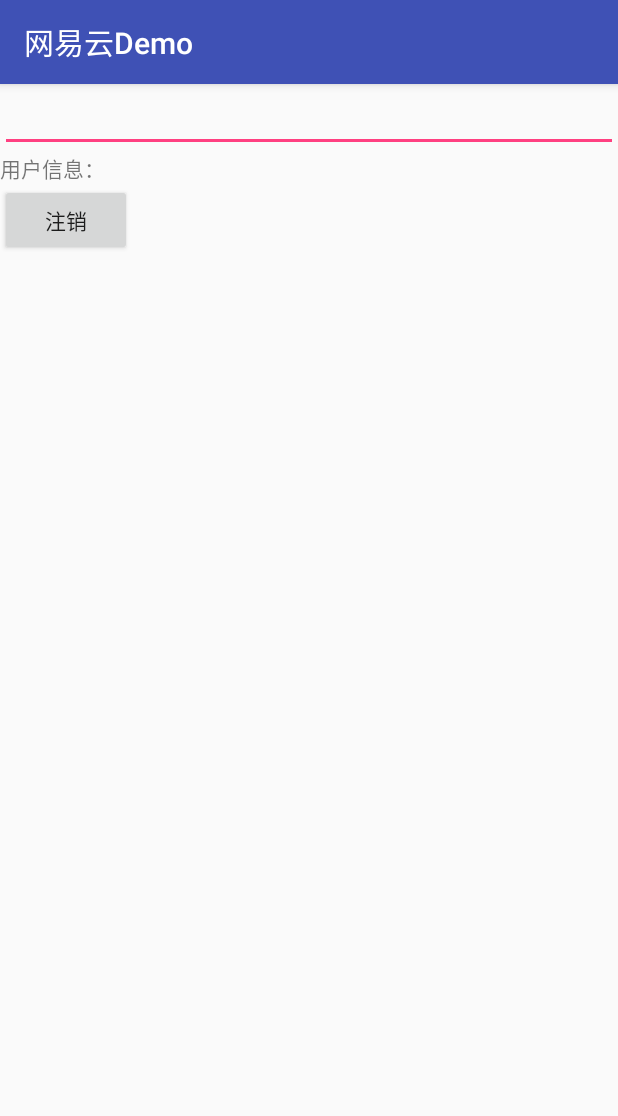
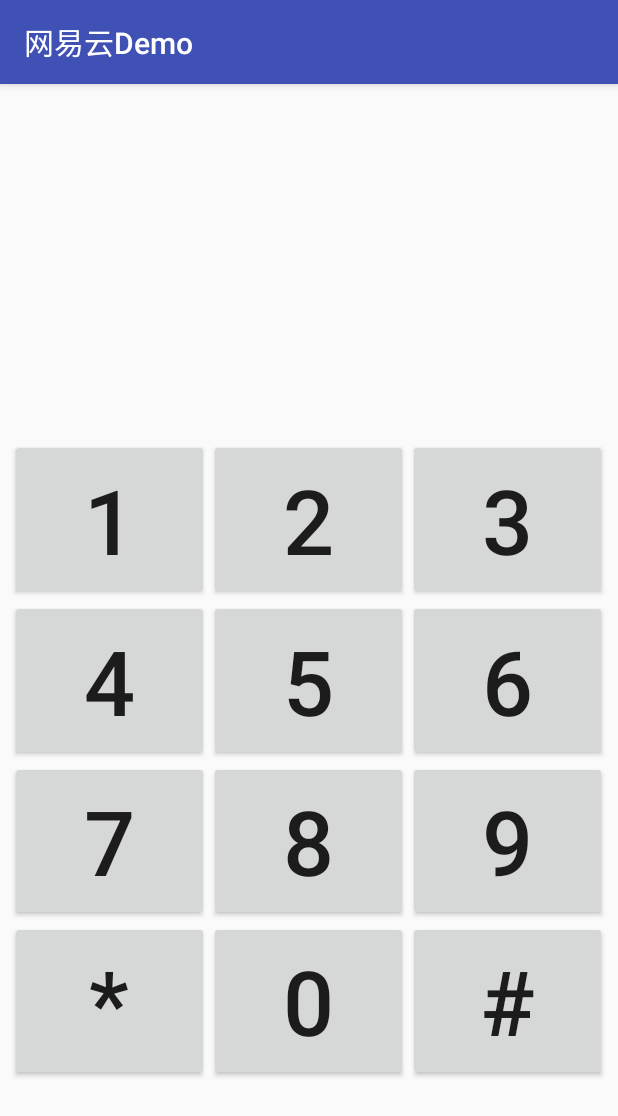
Before and after one commit to yanzhilong/Crintercom, an Android app: the MainActivity screen opened directly, with no data from a screen before it, on a phone screen of 412 x 824 dp. Shown: the top 1116 px of the screen. Run offline under Robolectric (Android 15) with nearby library versions, the phone set to English and light mode, and no system bars.

Commit message:
排号盘完成

```diff
--- a/app/src/main/AndroidManifest.xml
+++ b/app/src/main/AndroidManifest.xml
@@ -40,6 +40,10 @@
 
     <!-- 接受SDK消息广播权限， 第三方APP接入时，请将com.netease.nim.demo替换为自己的包名 -->
     <uses-permission android:name="com.xmcrtech.intercom.permission.RECEIVE_MSG" />
+
+    <!-- 配置通话权限 -->
+    <uses-permission
+        android:name="android.permission.CALL_PHONE" />
     //**************************************************************************************
     <application
         android:name=".MyApplication"
--- /dev/null
+++ b/app/src/main/java/com/xmcrtech/intercom/DialerFragment.java
@@ -0,0 +1,321 @@
+package com.xmcrtech.intercom;
+
+import android.*;
+import android.Manifest;
+import android.content.Context;
+import android.content.pm.PackageManager;
+import android.net.Uri;
+import android.os.Bundle;
+import android.support.annotation.NonNull;
+import android.support.v4.app.ActivityCompat;
+import android.support.v4.app.Fragment;
+import android.support.v4.content.ContextCompat;
+import android.text.Editable;
+import android.text.TextWatcher;
+import android.view.LayoutInflater;
+import android.view.View;
+import android.view.ViewGroup;
+import android.widget.Button;
+import android.widget.EditText;
+import android.widget.TextView;
+import android.widget.Toast;
+
+import com.netease.nimlib.sdk.avchat.constant.AVChatType;
+import com.xmcrtech.intercom.avchat.activity.AVChatActivity;
+
+/**
+ * A simple {@link Fragment} subclass.
+ * Activities that contain this fragment must implement the
+ * {@link DialerFragment.OnFragmentInteractionListener} interface
+ * to handle interaction events.
+ * Use the {@link DialerFragment#newInstance} factory method to
+ * create an instance of this fragment.
+ */
+public class DialerFragment extends Fragment {
+    // TODO: Rename parameter arguments, choose names that match
+    // the fragment initialization parameters, e.g. ARG_ITEM_NUMBER
+    private static final String ARG_PARAM1 = "param1";
+    private static final String ARG_PARAM2 = "param2";
+
+    private static final int MY_PERMISSIONS_REQUEST = 1;
+
+    EditText inputedit;
+    //TextView tv_number;
+
+    Button b_1, b_2, b_3, b_4, b_5, b_6, b_7, b_8, b_9, b_0, b_clear, b_call;
+
+    String number = "";
+    // TODO: Rename and change types of parameters
+    private String mParam1;
+    private String mParam2;
+
+    private OnFragmentInteractionListener mListener;
+
+    public static DialerFragment newInstance() {
+        return new DialerFragment();
+    }
+
+    public DialerFragment() {
+        // Required empty public constructor
+    }
+
+    /**
+     * Use this factory method to create a new instance of
+     * this fragment using the provided parameters.
+     *
+     * @param param1 Parameter 1.
+     * @param param2 Parameter 2.
+     * @return A new instance of fragment DialerFragment.
+     */
+    // TODO: Rename and change types and number of parameters
+    public static DialerFragment newInstance(String param1, String param2) {
+        DialerFragment fragment = new DialerFragment();
+        Bundle args = new Bundle();
+        args.putString(ARG_PARAM1, param1);
+        args.putString(ARG_PARAM2, param2);
+        fragment.setArguments(args);
+        return fragment;
+    }
+
+    @Override
+    public void onCreate(Bundle savedInstanceState) {
+        super.onCreate(savedInstanceState);
+        if (getArguments() != null) {
+            mParam1 = getArguments().getString(ARG_PARAM1);
+            mParam2 = getArguments().getString(ARG_PARAM2);
+        }
+        if(ContextCompat.checkSelfPermission(DialerFragment.this.getContext(), Manifest.permission.CALL_PHONE) != PackageManager.PERMISSION_GRANTED){
+            if(ActivityCompat.shouldShowRequestPermissionRationale(DialerFragment.this.getActivity(),Manifest.permission.CALL_PHONE)){
+                ActivityCompat.requestPermissions(this.getActivity(), new String[]{Manifest.permission.CALL_PHONE},MY_PERMISSIONS_REQUEST);
+            }else{
+                ActivityCompat.requestPermissions(this.getActivity(), new String[]{Manifest.permission.CALL_PHONE},MY_PERMISSIONS_REQUEST);
+            }
+        }
+
+
+    }
+
+    /**
+     * 呼出
+     */
+    public void outgoing(String number){
+        //默认视频通话
+        AVChatActivity.outgoing(DialerFragment.this.getContext(),"techxmcr", AVChatType.VIDEO);
+    }
+
+    @Override
+    public void onRequestPermissionsResult(int requestCode, String[] permissions,  int[] grantResults) {
+        switch (requestCode){
+            case MY_PERMISSIONS_REQUEST:{
+                if(grantResults.length > 0 && grantResults[0] == PackageManager.PERMISSION_GRANTED){
+                    if(ContextCompat.checkSelfPermission(this.getContext(),Manifest.permission.CALL_PHONE) == PackageManager.PERMISSION_GRANTED ){
+                        Toast.makeText(DialerFragment.this.getContext(),"权限允许",Toast.LENGTH_LONG).show();
+                    }
+                }else{
+                    Toast.makeText(DialerFragment.this.getContext(),"权限拒绝",Toast.LENGTH_LONG).show();
+                    DialerFragment.this.getActivity().finish();
+                }
+            }
+        }
+    }
+
+    @Override
+    public View onCreateView(LayoutInflater inflater, ViewGroup container,
+                             Bundle savedInstanceState) {
+        // Inflate the layout for this fragment
+        View view =  inflater.inflate(R.layout.fragment_dialer, container, false);
+        inputedit = (EditText) view.findViewById(R.id.inputedit);
+        //tv_number = (TextView) view.findViewById(R.id.tv_number);
+        b_1 = (Button) view.findViewById(R.id.b_1);
+        b_2 = (Button) view.findViewById(R.id.b_2);
+        b_3 = (Button) view.findViewById(R.id.b_3);
+        b_4 = (Button) view.findViewById(R.id.b_4);
+        b_5 = (Button) view.findViewById(R.id.b_5);
+        b_6 = (Button) view.findViewById(R.id.b_6);
+        b_7 = (Button) view.findViewById(R.id.b_7);
+        b_8 = (Button) view.findViewById(R.id.b_8);
+        b_9 = (Button) view.findViewById(R.id.b_9);
+        b_0 = (Button) view.findViewById(R.id.b_0);
+        b_clear = (Button) view.findViewById(R.id.b_clear);
+        b_call = (Button) view.findViewById(R.id.b_call);
+
+        b_1.setOnClickListener(new View.OnClickListener() {
+            @Override
+            public void onClick(View view) {
+                number = number + "1";
+                //tv_number.setText(number);
+                inputedit.setText(number);
+            }
+        });
+        b_2.setOnClickListener(new View.OnClickListener() {
+            @Override
+            public void onClick(View view) {
+                number = number + "2";
+                //tv_number.setText(number);
+                inputedit.setText(number);
+            }
+        });
+        b_3.setOnClickListener(new View.OnClickListener() {
+            @Override
+            public void onClick(View view) {
+                number = number + "3";
+                //tv_number.setText(number);
+                inputedit.setText(number);
+            }
+        });
+        b_4.setOnClickListener(new View.OnClickListener() {
+            @Override
+            public void onClick(View view) {
+                number = number + "4";
+                //tv_number.setText(number);
+                inputedit.setText(number);
+            }
+        });
+        b_5.setOnClickListener(new View.OnClickListener() {
+            @Override
+            public void onClick(View view) {
+                number = number + "5";
+                //tv_number.setText(number);
+                inputedit.setText(number);
+            }
+        });
+        b_6.setOnClickListener(new View.OnClickListener() {
+            @Override
+            public void onClick(View view) {
+                number = number + "6";
+                //tv_number.setText(number);
+                inputedit.setText(number);
+            }
+        });
+        b_7.setOnClickListener(new View.OnClickListener() {
+            @Override
+            public void onClick(View view) {
+                number = number + "7";
+                //tv_number.setText(number);
+                inputedit.setText(number);
+            }
+        });
+        b_8.setOnClickListener(new View.OnClickListener() {
+            @Override
+            public void onClick(View view) {
+                number = number + "8";
+                //tv_number.setText(number);
+                inputedit.setText(number);
+            }
+        });
+        b_9.setOnClickListener(new View.OnClickListener() {
+            @Override
+            public void onClick(View view) {
+                number = number + "9";
+                //tv_number.setText(number);
+                inputedit.setText(number);
+            }
+        });
+        b_0.setOnClickListener(new View.OnClickListener() {
+            @Override
+            public void onClick(View view) {
+                number = number + "0";
+                //tv_number.setText(number);
+                inputedit.setText(number);
+            }
+        });
+        b_clear.setOnClickListener(new View.OnClickListener() {
+            @Override
+            public void onClick(View view) {
+                number = "";
+                //tv_number.setText(number);
+                inputedit.setText(number);
+            }
+        });
+        b_call.setOnClickListener(new View.OnClickListener() {
+            @Override
+            public void onClick(View view) {
+                String tNumber = number;
+                number = "";
+                //tv_number.setText(number);
+                inputedit.setText(number);
+                outgoing(tNumber);
+            }
+        });
+
+        inputedit.addTextChangedListener(new TextWatcher(){
+
+            @Override
+            public void beforeTextChanged(CharSequence charSequence, int i, int i1, int i2) {
+
+
+                //text  输入框中改变前的字符串信息
+                //start 输入框中改变前的字符串的起始位置
+                //count 输入框中改变前后的字符串改变数量一般为0
+                //after 输入框中改变后的字符串与起始位置的偏移量
+            }
+
+            @Override
+            public void onTextChanged(CharSequence charSequence, int i, int i1, int i2) {
+                //text  输入框中改变后的字符串信息
+                //start 输入框中改变后的字符串的起始位置
+                //before 输入框中改变前的字符串的位置 默认为0
+                //count 输入框中改变后的一共输入字符串的数量
+                //判断最后一位
+                if(charSequence.length() > 0){
+                    String c = charSequence.toString().substring(charSequence.toString().length() - 1).substring(0,1);
+                    //Toast.makeText(DialerFragment.this.getContext(),c,Toast.LENGTH_SHORT).show();
+                    if(c.equals("*")){
+                        inputedit.setText("");
+                    }
+                    if(c.equals("#")){
+//                        inputedit.setEnabled(false);
+                        outgoing(inputedit.getText().toString());
+                        inputedit.setText("");
+                    }
+                }
+            }
+
+            @Override
+            public void afterTextChanged(Editable editable) {
+
+                //edit  输入结束呈现在输入框中的信息
+            }
+        });
+        return view;
+    }
+
+    // TODO: Rename method, update argument and hook method into UI event
+    public void onButtonPressed(Uri uri) {
+        if (mListener != null) {
+            mListener.onFragmentInteraction(uri);
+        }
+    }
+
+    @Override
+    public void onAttach(Context context) {
+        super.onAttach(context);
+//        if (context instanceof OnFragmentInteractionListener) {
+//            mListener = (OnFragmentInteractionListener) context;
+//        } else {
+//            throw new RuntimeException(context.toString()
+//                    + " must implement OnFragmentInteractionListener");
+//        }
+    }
+
+    @Override
+    public void onDetach() {
+        super.onDetach();
+        mListener = null;
+    }
+
+    /**
+     * This interface must be implemented by activities that contain this
+     * fragment to allow an interaction in this fragment to be communicated
+     * to the activity and potentially other fragments contained in that
+     * activity.
+     * <p>
+     * See the Android Training lesson <a href=
+     * "http://developer.android.com/training/basics/fragments/communicating.html"
+     * >Communicating with Other Fragments</a> for more information.
+     */
+    public interface OnFragmentInteractionListener {
+        // TODO: Update argument type and name
+        void onFragmentInteraction(Uri uri);
+    }
+}
--- a/app/src/main/java/com/xmcrtech/intercom/MainActivity.java
+++ b/app/src/main/java/com/xmcrtech/intercom/MainActivity.java
@@ -77,9 +77,11 @@ public class MainActivity extends AppCompatActivity{
 
 
 
-        MainFragment fragment = (MainFragment) getSupportFragmentManager().findFragmentById(R.id.contentFrame);
+//        MainFragment fragment = (MainFragment) getSupportFragmentManager().findFragmentById(R.id.contentFrame);
+        DialerFragment fragment = (DialerFragment) getSupportFragmentManager().findFragmentById(R.id.contentFrame);
+
         if (fragment == null) {
-            fragment = MainFragment.newInstance();
+            fragment = DialerFragment.newInstance();
             ActivityUtils.addFragmentToActivity(getSupportFragmentManager(), fragment, R.id.contentFrame);
         }
     }
--- a/app/src/main/java/com/xmcrtech/intercom/MainFragment.java
+++ b/app/src/main/java/com/xmcrtech/intercom/MainFragment.java
@@ -87,8 +87,9 @@ public class MainFragment extends Fragment implements View.OnClickListener {
                         inputedit.setText("");
                     }
                     if(c.equals("#")){
-                        inputedit.setEnabled(false);
-                        outgoing();
+//                        inputedit.setEnabled(false);
+                        outgoing(inputedit.getText().toString());
+                        inputedit.setText("");
                     }
                 }
             }
@@ -185,7 +186,7 @@ public class MainFragment extends Fragment implements View.OnClickListener {
     /**
      * 呼出
      */
-    private void outgoing(){
+    public void outgoing(String number){
         //默认视频通话
         AVChatActivity.outgoing(MainFragment.this.getContext(),"techxmcr", AVChatType.VIDEO);
     }
--- /dev/null
+++ b/app/src/main/res/layout/dialer.xml
@@ -0,0 +1,137 @@
+<LinearLayout xmlns:android="http://schemas.android.com/apk/res/android"
+    xmlns:tools="http://schemas.android.com/tools"
+    android:layout_width="match_parent"
+    android:layout_height="match_parent"
+    android:orientation="vertical"
+    tools:context="com.xmcrtech.intercom.DialerFragment">
+
+    <LinearLayout
+        android:layout_width="match_parent"
+        android:layout_height="match_parent"
+        android:orientation="horizontal"
+        android:weightSum="3"
+        android:layout_weight="1">
+
+        <Button
+            android:layout_width="match_parent"
+            android:layout_weight="1"
+            android:id="@+id/b_1"
+            android:text="1"
+            android:textSize="@dimen/number_size"
+            android:layout_height="match_parent" />
+
+        <Button
+            android:layout_width="match_parent"
+            android:layout_weight="1"
+            android:id="@+id/b_2"
+            android:text="2"
+            android:textSize="@dimen/number_size"
+            android:layout_height="match_parent" />
+
+        <Button
+            android:layout_width="match_parent"
+            android:layout_weight="1"
+            android:id="@+id/b_3"
+            android:text="3"
+            android:textSize="@dimen/number_size"
+            android:layout_height="match_parent" />
+    </LinearLayout>
+
+    <LinearLayout
+        android:layout_width="match_parent"
+        android:layout_height="match_parent"
+        android:orientation="horizontal"
+        android:weightSum="3"
+        android:textSize="@dimen/number_size"
+        android:layout_weight="1">
+
+        <Button
+            android:layout_width="match_parent"
+            android:layout_weight="1"
+            android:id="@+id/b_4"
+            android:text="4"
+            android:textSize="@dimen/number_size"
+            android:layout_height="match_parent" />
+
+        <Button
+            android:layout_width="match_parent"
+            android:layout_weight="1"
+            android:id="@+id/b_5"
+            android:text="5"
+            android:textSize="@dimen/number_size"
+            android:layout_height="match_parent" />
+
+        <Button
+            android:layout_width="match_parent"
+            android:layout_weight="1"
+            android:id="@+id/b_6"
+            android:text="6"
+            android:textSize="@dimen/number_size"
+            android:layout_height="match_parent" />
+    </LinearLayout>
+
+    <LinearLayout
+        android:layout_width="match_parent"
+        android:layout_height="match_parent"
+        android:orientation="horizontal"
+        android:weightSum="3"
+        android:layout_weight="1">
+
+        <Button
+            android:layout_width="match_parent"
+            android:layout_weight="1"
+            android:id="@+id/b_7"
+            android:text="7"
+            android:textSize="@dimen/number_size"
+            android:layout_height="match_parent" />
+
+        <Button
+            android:layout_width="match_parent"
+            android:layout_weight="1"
+            android:id="@+id/b_8"
+            android:text="8"
+            android:textSize="@dimen/number_size"
+            android:layout_height="match_parent" />
+
+        <Button
+            android:layout_width="match_parent"
+            android:layout_weight="1"
+            android:id="@+id/b_9"
+            android:text="9"
+            android:textSize="@dimen/number_size"
+            android:layout_height="match_parent" />
+    </LinearLayout>
+
+    <LinearLayout
+        android:layout_width="match_parent"
+        android:layout_height="match_parent"
+        android:orientation="horizontal"
+        android:weightSum="3"
+        android:layout_weight="1">
+
+        <Button
+            android:layout_width="match_parent"
+            android:layout_weight="1"
+            android:id="@+id/b_clear"
+            android:text="*"
+            android:textSize="@dimen/number_size"
+            android:layout_height="match_parent" />
+
+        <Button
+            android:layout_width="match_parent"
+            android:layout_weight="1"
+            android:id="@+id/b_0"
+            android:text="0"
+            android:textSize="@dimen/number_size"
+            android:layout_height="match_parent" />
+
+        <Button
+            android:layout_width="match_parent"
+            android:layout_weight="1"
+            android:id="@+id/b_call"
+            android:text="#"
+            android:textSize="@dimen/number_size"
+            android:layout_height="match_parent" />
+    </LinearLayout>
+
+</LinearLayout>
--- /dev/null
+++ b/app/src/main/res/layout/fragment_dialer.xml
@@ -0,0 +1,36 @@
+<LinearLayout xmlns:android="http://schemas.android.com/apk/res/android"
+    xmlns:tools="http://schemas.android.com/tools"
+    android:layout_width="match_parent"
+    android:layout_height="match_parent"
+    android:orientation="vertical"
+    android:gravity="center"
+    android:paddingLeft="0dp"
+    android:paddingBottom="0dp"
+    android:paddingTop="0dp"
+    android:paddingRight="0dp"
+    tools:context="com.xmcrtech.intercom.DialerFragment"
+    android:weightSum="1">
+
+    <EditText
+        android:id="@+id/inputedit"
+        android:layout_width="wrap_content"
+        android:layout_height="wrap_content"
+        android:cursorVisible="false"
+        android:textSize="52dp"
+        android:background="@null"
+        android:textCursorDrawable="@null"
+        />
+
+    <TextView
+        android:id="@+id/tv_number"
+        android:layout_width="wrap_content"
+        android:layout_height="wrap_content"
+        android:textSize="32dp"
+        android:layout_marginBottom="20dp"/>
+
+    <include
+        layout="@layout/dialer"
+        android:layout_width="398dp"
+        android:layout_height="wrap_content"
+        android:layout_weight="0.11" />
+</LinearLayout>
--- a/app/src/main/res/values-w820dp/dimens.xml
+++ b/app/src/main/res/values-w820dp/dimens.xml
@@ -3,4 +3,5 @@
          (such as screen margins) for screens with more than 820dp of available width. This
          would include 7" and 10" devices in landscape (~960dp and ~1280dp respectively). -->
     <dimen name="activity_horizontal_margin">64dp</dimen>
+    <dimen name="number_size">80sp</dimen>
 </resources>
--- a/app/src/main/res/values/dimens.xml
+++ b/app/src/main/res/values/dimens.xml
@@ -3,4 +3,6 @@
     <dimen name="activity_horizontal_margin">16dp</dimen>
     <dimen name="activity_vertical_margin">16dp</dimen>
     <dimen name="fab_margin">16dp</dimen>
+
+    <dimen name="number_size">60sp</dimen>
 </resources>
```
